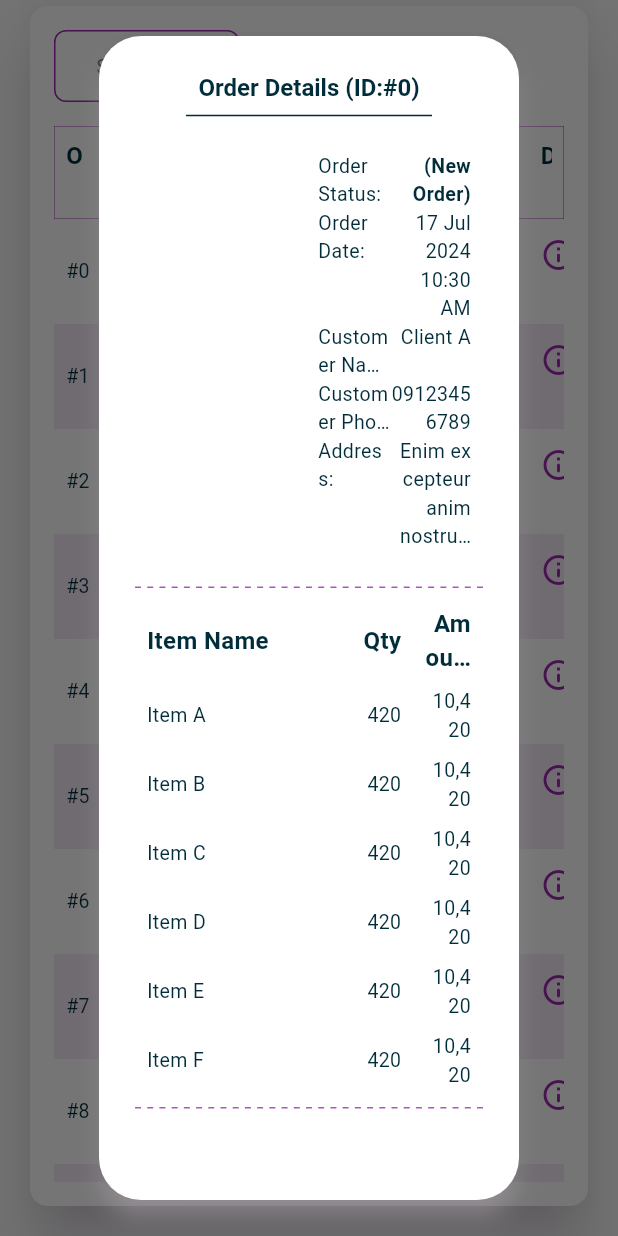
After one commit to naing-pyae-hlyan/apos-web-dashboard, a Flutter app: the screen it shows after launch, after a tap on the "info outline" icon, on a phone screen of 412 x 824 dp. The commit adds this screen. Run offline on Flutter 3.47's test engine with Material 3 defaults, Android fonts, the phone set to English and light mode, and no system bars; our stand-ins replace fl_chart, flutter_bloc, package_info_plus.

Commit message:
0.1.4 => NEW: OrderDetailsDialog.

```diff
--- a/lib/main.dart
+++ b/lib/main.dart
@@ -29,7 +29,7 @@ class MainApp extends StatelessWidget {
         primaryColor: Consts.primaryColor,
       ),
       home: const SafeArea(
-        child: HomePage(),
+        child: OrdersPage(),
       ),
     );
   }
--- a/lib/models/category_model.dart
+++ b/lib/models/category_model.dart
@@ -25,7 +25,7 @@ class Category {
 }
 
 Category tempCategory(int index) => Category(
-      id: "$index",
+      id: "#$index",
       name: "Category ${Consts.aToz[index]}",
       description: "Lorem Ipsm",
     );
--- a/lib/models/customer_model.dart
+++ b/lib/models/customer_model.dart
@@ -1,3 +1,5 @@
+import 'package:apos/lib_exp.dart';
+
 class Customer {
   String id;
   String name;
@@ -33,3 +35,11 @@ class Customer {
     };
   }
 }
+
+Customer tempCustomer(int index) => Customer(
+      id: "#$index",
+      name: "Client ${Consts.aToz[index]}",
+      email: "mail@example.com",
+      phone: "09123456789",
+      address: "Enim excepteur anim nostrud consequat.",
+    );
--- a/lib/models/item_model.dart
+++ b/lib/models/item_model.dart
@@ -35,7 +35,7 @@ class Item {
 }
 
 Item tempItem(int index) => Item(
-      id: "$index",
+      id: "#$index",
       name: "Item ${Consts.aToz[index]}",
       amount: Random().nextInt(1000) + 10000,
       discount: 0.0,
--- a/lib/models/order_model.dart
+++ b/lib/models/order_model.dart
@@ -4,48 +4,49 @@ import 'package:apos/lib_exp.dart';
 
 class Order {
   String id;
-  String customerId;
-  String customerName;
+  Customer customer;
   List<Item> items;
+
   double totalAmount;
   int statusId;
   DateTime orderDate;
+  String comment;
 
   OrderStatus status;
 
   Order({
     required this.id,
-    required this.customerId,
-    required this.customerName,
+    required this.customer,
     required this.items,
     required this.orderDate,
     required this.totalAmount,
     required this.statusId,
     required this.status,
+    required this.comment,
   });
 
   factory Order.fromJson(Map<String, dynamic> json) {
     return Order(
       id: json['id'],
-      customerId: json['customer_id'],
-      customerName: json['customer_name'],
+      customer: Customer.fromJson(json["customer"]),
       items: List.from(json["items"].map((x) => Item.fromJson(x))),
       orderDate: DateTime.parse(json['order_date']),
       totalAmount: json['total_amount'],
       statusId: json['status_id'],
       status: parseToOrderStatus(json["status_id"]),
+      comment: json["comment"],
     );
   }
 
   Map<String, dynamic> toJson() {
     return {
       'id': id,
-      'customer_id': customerId,
-      'customer_name': customerName,
+      'customer': customer.toJson(),
       'items': List.from(items.map((x) => x)),
       'order_date': orderDate.toIso8601String(),
       'total_amount': totalAmount,
       'status_id': statusId,
+      'comment': comment,
     };
   }
 }
@@ -53,16 +54,17 @@ class Order {
 Order tempOrder(int index) {
   final statusId = Random().nextInt(4);
   return Order(
-    id: "$index",
-    customerId: "$index$index",
-    customerName: "Customer ${Consts.aToz[index]}",
+    id: "#$index",
+    customer: tempCustomer(index),
     items: List.generate(
-      Random().nextInt(2) + 3,
+      Random().nextInt(8) + 2,
       (i) => tempItem(i),
     ),
     orderDate: DateTime.now(),
     totalAmount: Random().nextInt(1000) + 10000,
     statusId: statusId,
     status: parseToOrderStatus(statusId),
+    comment:
+        "Cupidatat tempor ullamco anim dolore aliqua ipsum minim nostrud duis dolor occaecat et qui.",
   );
 }
--- a/lib/models/product_model.dart
+++ b/lib/models/product_model.dart
@@ -51,7 +51,7 @@ class Product {
 }
 
 Product tempProduct(int index) => Product(
-      id: "$index",
+      id: "#$index",
       name: "Product ${Consts.aToz[index]}",
       image: "",
       description: "Lorem Ipsum",
--- a/lib/view/dialogs/_exp.dart
+++ b/lib/view/dialogs/_exp.dart
@@ -1,4 +1,5 @@
 export 'category_dialog.dart';
 export 'confirm_dialog.dart';
+export 'order_details_dialog.dart';
 export 'order_status_change_dialog.dart';
 export 'product_dialog.dart';
--- a/lib/view/dialogs/category_dialog.dart
+++ b/lib/view/dialogs/category_dialog.dart
@@ -37,6 +37,7 @@ class _CategoryDialogState extends State<CategoryDialog> {
     return AlertDialog(
       backgroundColor: Colors.white,
       surfaceTintColor: Colors.white,
+      shadowColor: Consts.secondaryColor,
       title: SizedBox(
         width: context.screenWidth * 0.3,
         child: Column(
--- a/lib/view/dialogs/confirm_dialog.dart
+++ b/lib/view/dialogs/confirm_dialog.dart
@@ -33,6 +33,9 @@ class ConfirmDialog extends StatelessWidget {
   @override
   Widget build(BuildContext context) {
     return AlertDialog(
+      backgroundColor: Colors.white,
+      surfaceTintColor: Colors.white,
+      shadowColor: Consts.secondaryColor,
       title: myTitle(title),
       content: myText(description, maxLines: 4),
       actions: [
--- /dev/null
+++ b/lib/view/dialogs/order_details_dialog.dart
@@ -0,0 +1,214 @@
+import 'package:apos/lib_exp.dart';
+
+void showOrderDetailsDialog(
+  BuildContext context, {
+  required Order order,
+}) =>
+    showAdaptiveDialog(
+      context: context,
+      barrierDismissible: true,
+      builder: (_) => OrderDetailsDialog(order: order),
+    );
+
+class OrderDetailsDialog extends StatefulWidget {
+  final Order order;
+  const OrderDetailsDialog({
+    super.key,
+    required this.order,
+  });
+
+  @override
+  State<OrderDetailsDialog> createState() => _OrderDetailsDialogState();
+}
+
+class _OrderDetailsDialogState extends State<OrderDetailsDialog> {
+  @override
+  Widget build(BuildContext context) {
+    return AlertDialog(
+      backgroundColor: Colors.white,
+      surfaceTintColor: Colors.white,
+      shadowColor: Consts.secondaryColor,
+      title: Column(
+        children: [
+          myTitle("Order Details (ID:${widget.order.id})"),
+          const SizedBox(
+            width: 164,
+            child: Divider(color: Consts.primaryFontColor),
+          ),
+        ],
+      ),
+      actions: [],
+      content: SizedBox(
+        width: context.screenWidth * 0.5,
+        child: SingleChildScrollView(
+          physics: const BouncingScrollPhysics(),
+          child: Column(
+            crossAxisAlignment: CrossAxisAlignment.center,
+            mainAxisSize: MainAxisSize.min,
+            children: [
+              Table(
+                columnWidths: const {
+                  0: FlexColumnWidth(2),
+                  2: FlexColumnWidth(1),
+                  1: FlexColumnWidth(0.8),
+                },
+                children: <TableRow>[
+                  orderDetailsTableRow(
+                    label: "Order Status:",
+                    value: "(${widget.order.status.name})",
+                    valueFontWeight: FontWeight.bold,
+                  ),
+                  orderDetailsTableRow(
+                    label: "Order Date:",
+                    value: widget.order.orderDate.toDDmmYYYYHHmm(),
+                  ),
+                  orderDetailsTableRow(
+                    label: "Customer Name:",
+                    value: widget.order.customer.name,
+                  ),
+                  orderDetailsTableRow(
+                    label: "Customer Phone:",
+                    value: widget.order.customer.phone,
+                  ),
+                  orderDetailsTableRow(
+                    label: "Address:",
+                    value: widget.order.customer.address,
+                  ),
+                ],
+              ),
+              verticalHeight24,
+              const MySeparator(),
+              verticalHeight8,
+              Table(
+                columnWidths: const {
+                  0: FlexColumnWidth(1.5),
+                  2: FlexColumnWidth(0.5),
+                  1: FlexColumnWidth(0.5),
+                },
+                children: <TableRow>[
+                  const TableRow(
+                    children: [
+                      TableTitleCell(
+                        "Item Name",
+                        padding: EdgeInsets.symmetric(
+                          horizontal: 8,
+                          vertical: 4,
+                        ),
+                      ),
+                      TableTitleCell(
+                        "Qty",
+                        textAlign: TextAlign.end,
+                        padding: EdgeInsets.symmetric(
+                          horizontal: 8,
+                          vertical: 4,
+                        ),
+                      ),
+                      TableTitleCell(
+                        "Amount",
+                        textAlign: TextAlign.end,
+                        padding: EdgeInsets.symmetric(
+                          horizontal: 8,
+                          vertical: 4,
+                        ),
+                      ),
+                    ],
+                  ),
+                  ...widget.order.items.map(
+                    (Item item) {
+                      return TableRow(
+                        children: [
+                          TableTextCell(
+                            item.name,
+                            padding: const EdgeInsets.symmetric(
+                              horizontal: 8,
+                              vertical: 4,
+                            ),
+                          ),
+                          TableTextCell(
+                            "${item.quantity}",
+                            textAlign: TextAlign.end,
+                            padding: const EdgeInsets.symmetric(
+                              horizontal: 8,
+                              vertical: 4,
+                            ),
+                          ),
+                          TableTextCell(
+                            item.amount.toCurrencyFormat(),
+                            textAlign: TextAlign.end,
+                            padding: const EdgeInsets.symmetric(
+                              horizontal: 8,
+                              vertical: 4,
+                            ),
+                          ),
+                        ],
+                      );
+                    },
+                  ),
+                ],
+              ),
+              verticalHeight8,
+              const MySeparator(),
+              verticalHeight8,
+              Align(
+                alignment: Alignment.centerRight,
+                child: Padding(
+                  padding: const EdgeInsets.only(right: 8),
+                  child: myTitle(
+                    "Total : ${widget.order.totalAmount.toCurrencyFormat()}",
+                    fontWeight: FontWeight.bold,
+                  ),
+                ),
+              ),
+              verticalHeight8,
+              const MySeparator(),
+              verticalHeight16,
+              Row(
+                mainAxisAlignment: MainAxisAlignment.end,
+                crossAxisAlignment: CrossAxisAlignment.start,
+                children: [
+                  const Icon(
+                    Icons.info_outline_rounded,
+                    color: Consts.primaryFontColor,
+                  ),
+                  horizontalWidth8,
+                  Flexible(
+                    child: myText(
+                      widget.order.comment,
+                      maxLines: 4,
+                      fontWeight: FontWeight.bold,
+                    ),
+                  ),
+                ],
+              ),
+            ],
+          ),
+        ),
+      ),
+    );
+  }
+
+  TableRow orderDetailsTableRow({
+    required String label,
+    required String value,
+    FontWeight valueFontWeight = FontWeight.normal,
+  }) =>
+      TableRow(
+        children: [
+          const TableCell(child: emptyUI),
+          TableTextCell(
+            label,
+            textAlign: TextAlign.start,
+            padding: EdgeInsets.zero,
+            verticalAlignment: TableCellVerticalAlignment.top,
+          ),
+          TableTextCell(
+            value,
+            textAlign: TextAlign.end,
+            fontWeight: valueFontWeight,
+            padding: const EdgeInsets.only(right: 8),
+            verticalAlignment: TableCellVerticalAlignment.top,
+            maxLines: 4,
+          ),
+        ],
+      );
+}
--- a/lib/view/dialogs/order_status_change_dialog.dart
+++ b/lib/view/dialogs/order_status_change_dialog.dart
@@ -83,6 +83,7 @@ class _OrderStatusChangeDialogState extends State<OrderStatusChangeDialog> {
     return AlertDialog(
       backgroundColor: Colors.white,
       surfaceTintColor: Colors.white,
+      shadowColor: Consts.secondaryColor,
       title: Column(
         children: [
           myTitle("Order ID : ${widget.order.id}"),
--- a/lib/view/dialogs/product_dialog.dart
+++ b/lib/view/dialogs/product_dialog.dart
@@ -40,6 +40,7 @@ class _ProductDialogState extends State<ProductDialog> {
     return AlertDialog(
       backgroundColor: Colors.white,
       surfaceTintColor: Colors.white,
+      shadowColor: Consts.secondaryColor,
       title: SizedBox(
         width: context.screenWidth * 0.3,
         child: Column(
--- a/lib/view/pages/customers/customer_page.dart
+++ b/lib/view/pages/customers/customer_page.dart
@@ -1,5 +1,3 @@
-import 'dart:math';
-
 import 'package:apos/lib_exp.dart';
 
 class CustomerPage extends StatefulWidget {
@@ -61,20 +59,18 @@ class _CustomerPageState extends State<CustomerPage> {
                 ],
               ),
               ...List.generate(
-                20,
+                4,
                 (index) {
+                  final Customer customer = tempCustomer(index);
                   return TableRow(
                     decoration: tableTextDecoration(index),
                     children: [
                       TableSNCell(index),
-                      const TableTextCell("Username"),
-                      const TableTextCell("09123456789"),
-                      const TableTextCell("user@example.com"),
-                      const TableTextCell("Yangon"),
-                      TableTextCell(
-                        "${Random().nextInt(9999)}",
-                        textAlign: TextAlign.end,
-                      ),
+                      TableTextCell(customer.name),
+                      TableTextCell(customer.phone),
+                      TableTextCell(customer.email),
+                      TableTextCell(customer.address),
+                      TableTextCell(customer.id, textAlign: TextAlign.end),
                     ],
                   );
                 },
--- a/lib/view/pages/dashboard/dashboard_page.dart
+++ b/lib/view/pages/dashboard/dashboard_page.dart
@@ -35,21 +35,21 @@ class _DashboardPageState extends State<DashboardPage> {
                 children: [
                   DashboardCommerceCard(
                     title: "CUSTOMERS",
-                    amount: 123123.0,
+                    count: 1027.0,
                     icon: Icons.groups_2_outlined,
                     lblTodayRecord: "TODAY CUSTOMERS",
                     lblMonthlyRecord: "MONTHLY CUSTOMERS",
-                    todayRecord: 12,
-                    monthlyRecord: 320,
+                    todayRecord: 8,
+                    monthlyRecord: 286,
                   ),
                   DashboardCommerceCard(
                     title: "ORDERS",
-                    amount: 123123.0,
+                    count: 208799.0,
                     icon: Icons.shopping_cart_outlined,
                     lblTodayRecord: "TODAY ORDERS",
                     lblMonthlyRecord: "MONTHLY ORDERS",
-                    todayRecord: 35,
-                    monthlyRecord: 900,
+                    todayRecord: 36,
+                    monthlyRecord: 577,
                   ),
                   Flexible(child: SalesReportCard()),
                 ],
--- a/lib/view/pages/dashboard/widgets/commerce_card.dart
+++ b/lib/view/pages/dashboard/widgets/commerce_card.dart
@@ -2,7 +2,7 @@ import 'package:apos/lib_exp.dart';
 
 class DashboardCommerceCard extends StatelessWidget {
   final String title;
-  final double amount;
+  final double count;
   final IconData icon;
   final String lblTodayRecord;
   final String lblMonthlyRecord;
@@ -11,7 +11,7 @@ class DashboardCommerceCard extends StatelessWidget {
   const DashboardCommerceCard({
     super.key,
     required this.title,
-    required this.amount,
+    required this.count,
     required this.icon,
     required this.lblTodayRecord,
     required this.lblMonthlyRecord,
@@ -44,7 +44,7 @@ class DashboardCommerceCard extends StatelessWidget {
                   ),
                   verticalHeight4,
                   myTitle(
-                    amount.toCurrencyFormat(),
+                    count.toCurrencyFormat(),
                     color: Consts.primaryColor,
                     fontSize: 21,
                     maxLines: 1,
--- a/lib/view/pages/dashboard/widgets/recent_orders_card.dart
+++ b/lib/view/pages/dashboard/widgets/recent_orders_card.dart
@@ -66,7 +66,7 @@ class DashboardRecentOrdersCard extends StatelessWidget {
                     ),
                     children: [
                       TableTextCell(
-                        order.customerName,
+                        order.customer.name,
                         padding: const EdgeInsets.fromLTRB(16, 8, 0, 8),
                       ),
                       TableTextCell(
--- a/lib/view/pages/orders/orders_page.dart
+++ b/lib/view/pages/orders/orders_page.dart
@@ -57,25 +57,26 @@ class _OrdersPageState extends State<OrdersPage> {
           final List<Order> orders = state.orders;
           return Table(
             columnWidths: const {
-              0: FlexColumnWidth(0.5),
-              1: FlexColumnWidth(0.7),
-              2: FlexColumnWidth(2),
+              0: FlexColumnWidth(0.7),
+              1: FlexColumnWidth(2),
+              2: FlexColumnWidth(1),
               3: FlexColumnWidth(1),
               4: FlexColumnWidth(1),
               5: FlexColumnWidth(1),
-              6: FlexColumnWidth(1),
+              6: FlexColumnWidth(0.5),
             },
             children: <TableRow>[
               TableRow(
                 decoration: tableTitleDecoration(),
                 children: const [
-                  TableTitleCell("S/N", textAlign: TextAlign.center),
+                  // TableTitleCell("S/N", textAlign: TextAlign.center),
                   TableTitleCell("Order Id"),
                   TableTitleCell("Items"),
                   TableTitleCell("Total Amount", textAlign: TextAlign.end),
                   TableTitleCell("Order Date", textAlign: TextAlign.end),
                   TableTitleCell("Customer", textAlign: TextAlign.end),
                   TableTitleCell("Status", textAlign: TextAlign.center),
+                  TableTitleCell("Details", textAlign: TextAlign.center),
                 ],
               ),
               ...List.generate(
@@ -84,7 +85,7 @@ class _OrdersPageState extends State<OrdersPage> {
                   return TableRow(
                     decoration: tableTextDecoration(index),
                     children: [
-                      TableSNCell(index),
+                      // TableSNCell(index),
                       TableTextCell(orders[index].id),
                       TableProductItemsCell(
                         items: orders[index].items,
@@ -99,12 +100,19 @@ class _OrdersPageState extends State<OrdersPage> {
                         textAlign: TextAlign.end,
                       ),
                       TableCustomerCell(
-                        id: orders[index].customerId,
-                        name: orders[index].customerName,
+                        id: orders[index].customer.id,
+                        name: orders[index].customer.name,
                       ),
                       TableStatusCell(
                         status: orders[index].status,
                         onPressed: () => _onPressedStatus(orders[index]),
+                      ),
+                      TableButtonCell(
+                        icon: Icons.info_outline_rounded,
+                        iconColor: Consts.primaryColor,
+                        onPressed: () {
+                          showOrderDetailsDialog(context, order: orders[index]);
+                        },
                       ),
                     ],
                   );
--- a/lib/view/widgets/table_cell.dart
+++ b/lib/view/widgets/table_cell.dart
@@ -41,21 +41,30 @@ class TableTextCell extends StatelessWidget {
   final TextAlign textAlign;
   final FontWeight fontWeight;
   final EdgeInsetsGeometry? padding;
+  final TableCellVerticalAlignment verticalAlignment;
+  final int maxLines;
   const TableTextCell(
     this.label, {
     super.key,
     this.padding,
     this.fontWeight = FontWeight.normal,
     this.textAlign = TextAlign.start,
+    this.verticalAlignment = TableCellVerticalAlignment.middle,
+    this.maxLines = 2,
   });
 
   @override
   Widget build(BuildContext context) {
     return TableCell(
-      verticalAlignment: TableCellVerticalAlignment.middle,
+      verticalAlignment: verticalAlignment,
       child: Padding(
         padding: padding ?? const EdgeInsets.all(8),
-        child: myText(label, textAlign: textAlign, fontWeight: fontWeight),
+        child: myText(
+          label,
+          textAlign: textAlign,
+          fontWeight: fontWeight,
+          maxLines: maxLines,
+        ),
       ),
     );
   }
```
Also changed, not shown: changelog.txt.
